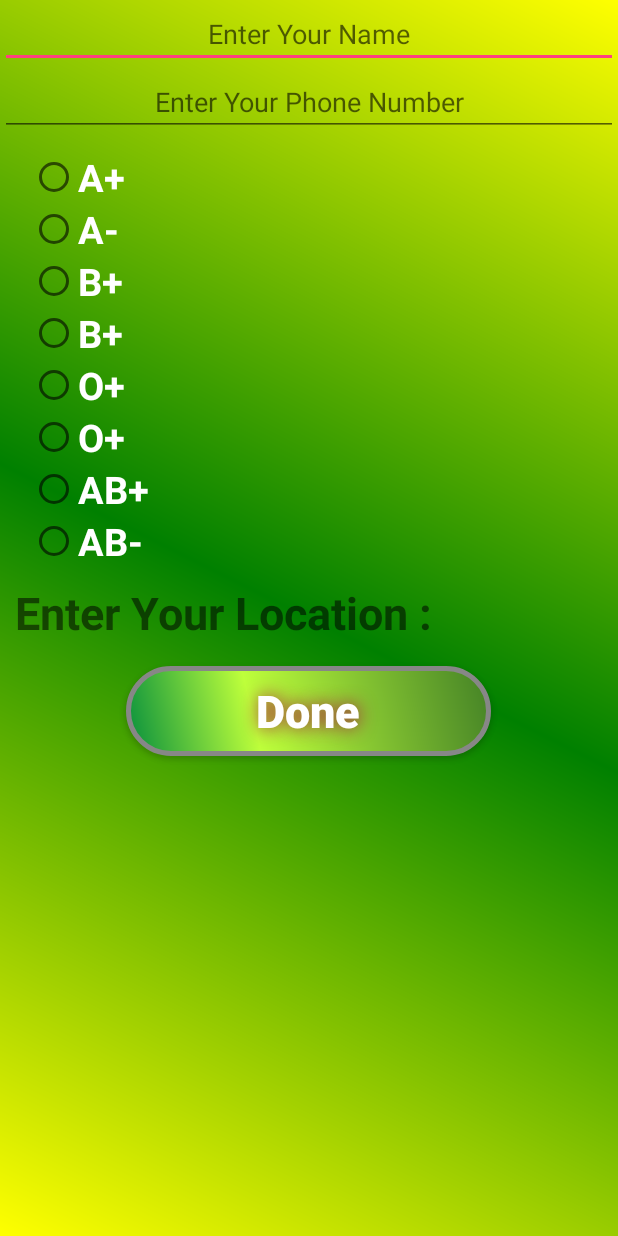
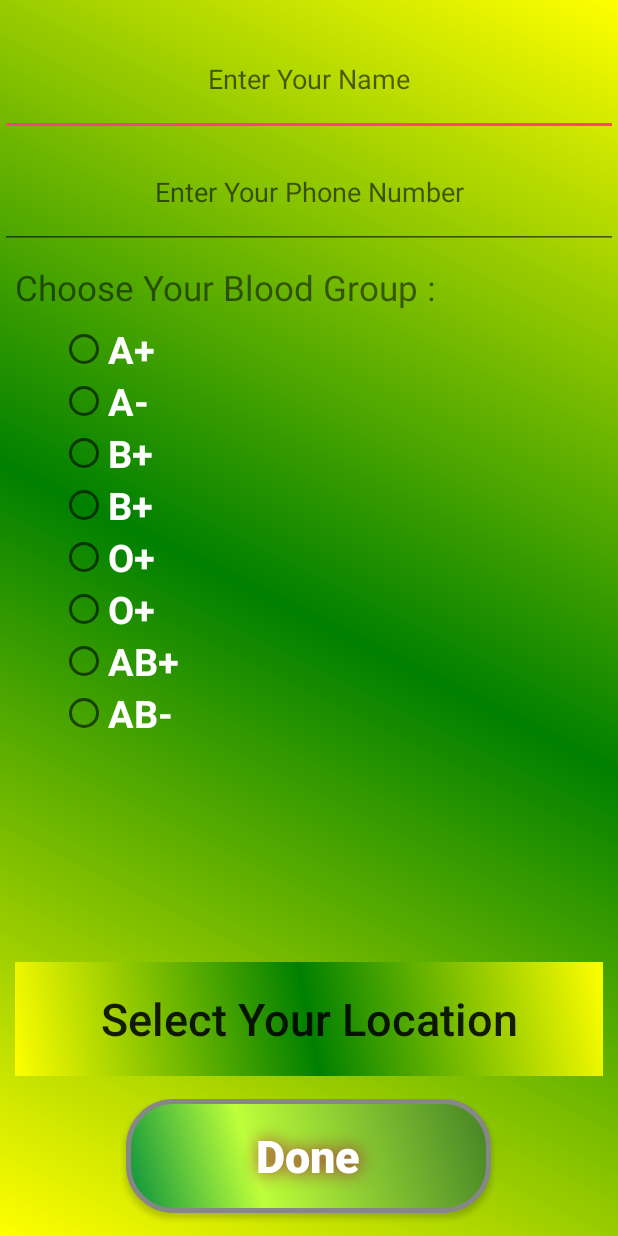
Before and after one commit to Mashuir/BloodApp, an Android app: the screen it shows after launch (BeAdonor), after a tap on "Be A Donor", on a phone screen of 412 x 824 dp. Run offline under Robolectric (Android 15) with nearby library versions, the phone set to English and light mode, and no system bars.

Commit message:
Complete be a donor design

```diff
--- a/app/build.gradle
+++ b/app/build.gradle
@@ -26,4 +26,5 @@ dependencies {
     testImplementation 'junit:junit:4.12'
     androidTestImplementation 'com.android.support.test:runner:1.0.1'
     androidTestImplementation 'com.android.support.test.espresso:espresso-core:3.0.1'
+    compile 'me.anwarshahriar:calligrapher:1.0'
 }
--- a/app/src/main/java/com/example/user/bloodapp/BeAdonor.java
+++ b/app/src/main/java/com/example/user/bloodapp/BeAdonor.java
@@ -1,13 +1,47 @@
 package com.example.user.bloodapp;
 
+import android.content.DialogInterface;
+import android.support.v7.app.AlertDialog;
 import android.support.v7.app.AppCompatActivity;
 import android.os.Bundle;
+import android.view.View;
+import android.widget.Button;
 
 public class BeAdonor extends AppCompatActivity {
+
+    String[] location_names;
+    Button locationBtn;
 
     @Override
     protected void onCreate(Bundle savedInstanceState) {
         super.onCreate(savedInstanceState);
         setContentView(R.layout.activity_be_adonor);
+
+        location_names = getResources().getStringArray(R.array.location_names);
+        locationBtn = findViewById(R.id.locationSelectBtn);
+    }
+
+    public void LocationBtn(View view) {
+
+        AlertDialog.Builder builder =new AlertDialog.Builder(BeAdonor.this);
+        builder.setTitle("Choose Your Location");
+        builder.setItems(location_names, new DialogInterface.OnClickListener() {
+            @Override
+            public void onClick(DialogInterface dialogInterface, int i) {
+                locationBtn.setText(location_names[i]);
+            }
+        });
+
+        builder.setCancelable(false);
+        builder.setNegativeButton("Dismiss", new DialogInterface.OnClickListener() {
+            @Override
+            public void onClick(DialogInterface dialogInterface, int i) {
+                dialogInterface.dismiss();
+            }
+        });
+
+        AlertDialog dialog = builder.create();
+        dialog.show();
+
     }
 }
--- a/app/src/main/java/com/example/user/bloodapp/SplashScreen.java
+++ b/app/src/main/java/com/example/user/bloodapp/SplashScreen.java
@@ -1,12 +1,15 @@
 package com.example.user.bloodapp;
 
 import android.content.Intent;
+import android.graphics.Typeface;
 import android.support.v7.app.AppCompatActivity;
 import android.os.Bundle;
 import android.view.Window;
 import android.view.WindowManager;
+import android.widget.TextView;
 
 public class SplashScreen extends AppCompatActivity {
+    TextView welcomeText;
 
     @Override
     protected void onCreate(Bundle savedInstanceState) {
@@ -14,6 +17,11 @@ public class SplashScreen extends AppCompatActivity {
         requestWindowFeature(Window.FEATURE_NO_TITLE);
         getWindow().setFlags(WindowManager.LayoutParams.FLAG_FULLSCREEN,WindowManager.LayoutParams.FLAG_FULLSCREEN);
         setContentView(R.layout.activity_splash_screen);
+
+        welcomeText = findViewById(R.id.welcomeText);
+
+        Typeface myCustomFonts = Typeface.createFromAsset(getAssets(),"dayslater.ttf");
+        welcomeText.setTypeface(myCustomFonts);
 
         final Thread thread = new Thread(){
             @Override
--- a/app/src/main/res/layout/activity_be_adonor.xml
+++ b/app/src/main/res/layout/activity_be_adonor.xml
@@ -6,26 +6,45 @@
     android:layout_height="match_parent"
     android:orientation="vertical"
     tools:context="com.example.user.bloodapp.BeAdonor"
-    android:background="@drawable/radient_background">
+    android:paddingTop="15dp"
+    android:background="@drawable/radient_background"
+    android:weightSum="10">
 
     <EditText
         android:layout_width="match_parent"
-        android:layout_height="wrap_content"
+        android:layout_height="0dp"
+        android:layout_weight="1"
         android:hint="@string/enter_your_name"
         android:gravity="center"
-        android:inputType="text"/>
+        android:inputType="text"
+        />
     <EditText
         android:layout_width="match_parent"
-        android:layout_height="wrap_content"
+        android:layout_height="0dp"
+        android:layout_weight="1"
         android:hint="@string/enter_your_phone_number"
         android:gravity="center"
         android:inputType="number"/>
 
+    <LinearLayout
+        android:layout_width="match_parent"
+        android:layout_height="0dp"
+        android:layout_weight="6"
+        android:orientation="vertical"
+        android:layout_marginStart="10dp"
+        android:layout_marginTop="10dp">
+
+        <TextView
+            android:layout_width="match_parent"
+            android:layout_height="wrap_content"
+            android:text="Choose Your Blood Group :"
+            android:textSize="23sp"/>
+
         <RadioGroup
             android:layout_width="match_parent"
             android:layout_height="wrap_content"
-        android:layout_marginTop="10dp"
-        android:layout_marginStart="20dp">
+            android:layout_marginTop="8dp"
+            android:layout_marginStart="30dp">
 
             <RadioButton
                 android:layout_width="match_parent"
@@ -86,14 +105,32 @@
 
         </RadioGroup>
 
-    <TextView
-        android:layout_width="wrap_content"
-        android:layout_height="wrap_content"
-        android:text="@string/enter_your_location"
+    </LinearLayout>
+
+
+
+    <LinearLayout
+        android:layout_width="match_parent"
+        android:layout_height="0dp"
+        android:layout_weight="1"
+        android:orientation="horizontal"
+        android:weightSum="3"
+        android:layout_marginTop="10dp"
+        android:layout_marginRight="10dp"
+        android:layout_marginLeft="10dp">
+
+        <Button
+            android:id="@+id/locationSelectBtn"
+            android:layout_width="match_parent"
+            android:layout_height="match_parent"
+            android:background="@drawable/radient_background"
+            android:text="Select Your Location"
             android:textSize="30sp"
-        android:textStyle="bold"
-        android:layout_marginStart="10dp"
-        android:layout_marginTop="10dp"/>
+            android:textAllCaps="false"
+            android:onClick="LocationBtn"/>
+
+    </LinearLayout>
+
 
     <Button
         android:id="@+id/angry_btn"
@@ -103,13 +140,15 @@
         android:textColor="#FFFFFF"
         android:textSize="30sp"
         android:layout_width="243dp"
-        android:layout_height="60dp"
+        android:layout_height="0dp"
+        android:layout_weight="1"
         android:background="@drawable/buttonshape"
         android:shadowColor="#A81E3E"
         android:shadowDx="1"
         android:shadowDy="0"
         android:shadowRadius="15"
         android:layout_marginTop="15dp"
-        android:layout_gravity="center_horizontal"/>
+        android:layout_gravity="center_horizontal"
+        android:layout_marginBottom="15dp"/>
 
 </LinearLayout>
--- a/app/src/main/res/layout/activity_splash_screen.xml
+++ b/app/src/main/res/layout/activity_splash_screen.xml
@@ -5,10 +5,11 @@
     android:layout_height="match_parent"
     android:gravity="center"
     android:textStyle="bold"
+    android:id="@+id/welcomeText"
     android:drawableBottom="@drawable/bloodshadow"
     android:contentDescription="@string/blood_icon"
     android:text="@string/be_a_donor_nsave_a_life"
-    android:textSize="40sp"
+    android:textSize="60sp"
     android:padding="10dp"
     android:textColor="@android:color/holo_green_dark"
     tools:context="com.example.user.bloodapp.SplashScreen">
--- a/app/src/main/res/values/strings.xml
+++ b/app/src/main/res/values/strings.xml
@@ -80,18 +80,19 @@
     <string name="ad_din_hospital">ad din Hospital</string>
     <string name="alifent_road_dhaka">Alifent Road Dhaka</string>
     <string name="phone_icon_for_hospitlal">Phone_icon_for_hospitlal</string>
+    <string name="select_your_location">Select Your Location</string>
 
 
     <string-array name="Hospital_Name">
-        <item>Bangladesh RedCricnt Blood Bank</item>
-        <item>PG Hospital</item>
-        <item>Badhon</item>
-        <item>Koyantam blood bank</item>
-        <item>Sondhani</item>
-        <item>Islami Blood Bank</item>
-        <item>Ridhom</item>
-        <item>RedCricent</item>
-        <item>BD Blood Bank</item>
+        <item><b>Bangladesh RedCricnt Blood Bank</b></item>
+        <item><b>PG Hospital</b></item>
+        <item><b>Badhon</b></item>
+        <item><b>Koyantam blood bank</b></item>
+        <item><b>Sondhani</b></item>
+        <item><b>Islami Blood Bank</b></item>
+        <item><b>Ridhom</b></item>
+        <item><b>RedCricent</b></item>
+        <item><b>BD Blood Bank</b></item>
     </string-array>
 
     <string-array name="hospital_phone_number">
@@ -106,4 +107,15 @@
         <item>01673839383</item>
     </string-array>
 
+    <string-array name="location_names">
+        <item>Dhaka</item>
+        <item>Barisal</item>
+        <item>Chittagong</item>
+        <item>Noakhali</item>
+        <item>France</item>
+        <item>Ghana</item>
+    </string-array>
+
+    <string name="chooseBloodGroup">Choose Your Blood Group :</string>
+
 </resources>
```
Also changed, not shown: app/src/main/assets/dayslater.ttf (added), app/src/main/assets/westgate.ttf (added). Lines whose indentation alone changed are shown as unchanged.
